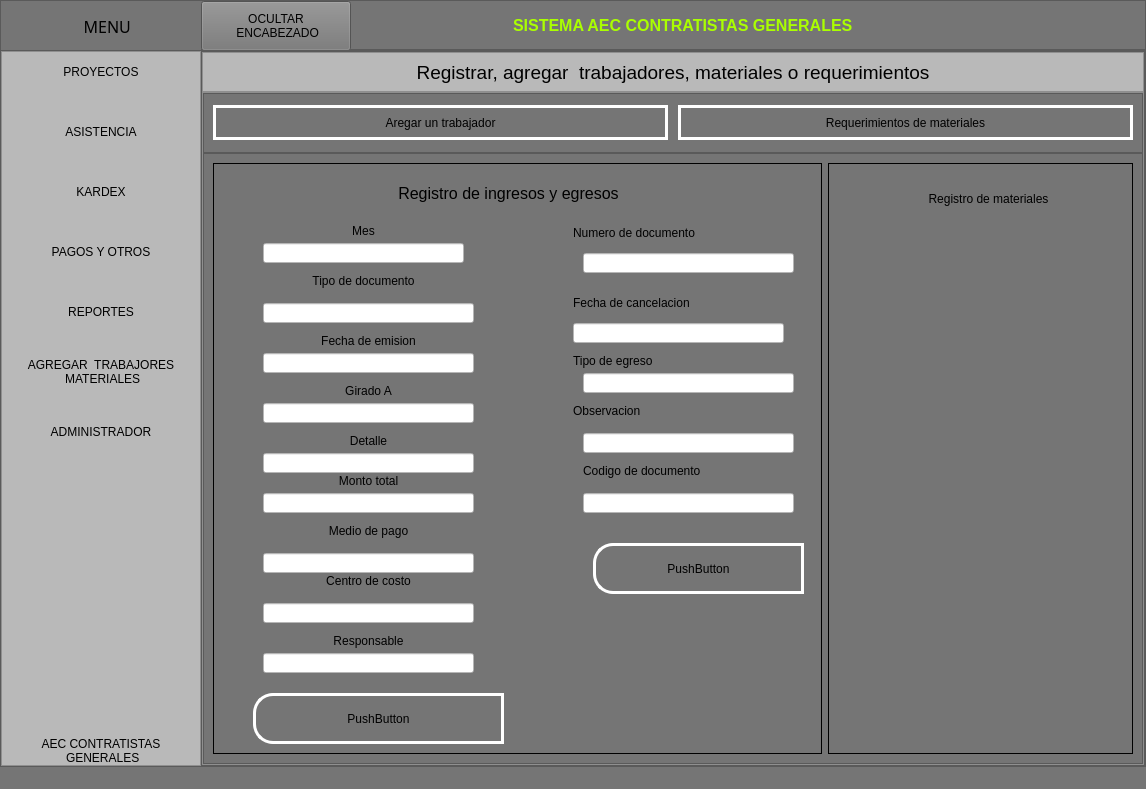
Romehe369/aec_contrastistas_g, file ui_files/menu.ui: the form before one commit.
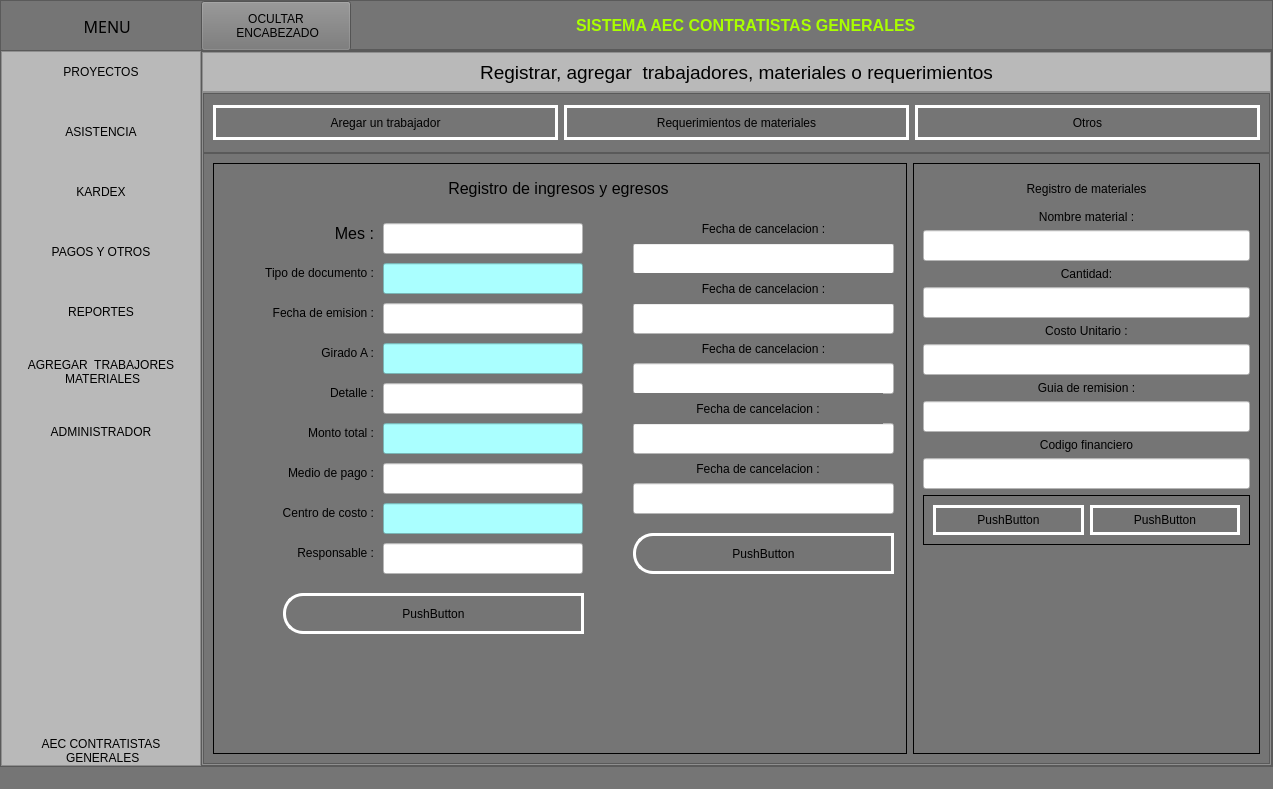
The form after the commit. The open tabs and pages were chosen to show the change. Icons and pictures are not drawn.

Patch:
```diff
--- a/ui_files/menu.ui
+++ b/ui_files/menu.ui
@@ -6,7 +6,7 @@
    <rect>
     <x>0</x>
     <y>0</y>
-    <width>1146</width>
+    <width>1273</width>
     <height>789</height>
    </rect>
   </property>
@@ -874,9 +874,6 @@
                     <enum>QFrame::Raised</enum>
                    </property>
                    <layout class="QHBoxLayout" name="horizontalLayout_5">
-                    <property name="spacing">
-                     <number>10</number>
-                    </property>
                     <item>
                      <widget class="QPushButton" name="btn_agregar_trabajador">
                       <property name="minimumSize">
@@ -921,6 +918,28 @@
                       </property>
                      </widget>
                     </item>
+                    <item>
+                     <widget class="QPushButton" name="pushButton_9">
+                      <property name="minimumSize">
+                       <size>
+                        <width>0</width>
+                        <height>35</height>
+                       </size>
+                      </property>
+                      <property name="maximumSize">
+                       <size>
+                        <width>16777215</width>
+                        <height>35</height>
+                       </size>
+                      </property>
+                      <property name="styleSheet">
+                       <string notr="true"/>
+                      </property>
+                      <property name="text">
+                       <string>Otros</string>
+                      </property>
+                     </widget>
+                    </item>
                    </layout>
                   </widget>
                  </item>
@@ -960,10 +979,10 @@
                       <widget class="QLabel" name="label_7">
                        <property name="geometry">
                         <rect>
-                         <x>40</x>
-                         <y>20</y>
-                         <width>511</width>
-                         <height>20</height>
+                         <x>10</x>
+                         <y>10</y>
+                         <width>671</width>
+                         <height>31</height>
                         </rect>
                        </property>
                        <property name="font">
@@ -976,8 +995,7 @@
                         </font>
                        </property>
                        <property name="styleSheet">
-                        <string notr="true">font: 12pt &quot;MS Shell Dlg 2&quot;;
-border: None;</string>
+                        <string notr="true"/>
                        </property>
                        <property name="text">
                         <string>Registro de ingresos y egresos</string>
@@ -989,384 +1007,478 @@
                       <widget class="QLabel" name="label_14">
                        <property name="geometry">
                         <rect>
-                         <x>50</x>
+                         <x>10</x>
                          <y>60</y>
-                         <width>201</width>
-                         <height>16</height>
+                         <width>151</width>
+                         <height>20</height>
                         </rect>
                        </property>
+                       <property name="font">
+                        <font>
+                         <family>MS Shell Dlg 2</family>
+                         <pointsize>12</pointsize>
+                         <weight>50</weight>
+                         <italic>false</italic>
+                         <bold>false</bold>
+                        </font>
+                       </property>
                        <property name="text">
-                        <string>Mes</string>
+                        <string>Mes :</string>
                        </property>
                        <property name="alignment">
-                        <set>Qt::AlignCenter</set>
+                        <set>Qt::AlignRight|Qt::AlignTrailing|Qt::AlignVCenter</set>
                        </property>
                       </widget>
                       <widget class="QLabel" name="label_15">
                        <property name="geometry">
                         <rect>
-                         <x>50</x>
-                         <y>110</y>
-                         <width>201</width>
-                         <height>16</height>
+                         <x>10</x>
+                         <y>100</y>
+                         <width>151</width>
+                         <height>20</height>
                         </rect>
                        </property>
                        <property name="text">
-                        <string>Tipo de documento</string>
+                        <string>Tipo de documento :</string>
                        </property>
                        <property name="alignment">
-                        <set>Qt::AlignCenter</set>
+                        <set>Qt::AlignRight|Qt::AlignTrailing|Qt::AlignVCenter</set>
                        </property>
                       </widget>
                       <widget class="QLabel" name="label_16">
                        <property name="geometry">
                         <rect>
-                         <x>50</x>
-                         <y>170</y>
-                         <width>211</width>
-                         <height>16</height>
+                         <x>10</x>
+                         <y>140</y>
+                         <width>151</width>
+                         <height>20</height>
                         </rect>
                        </property>
                        <property name="text">
-                        <string>Fecha de emision</string>
+                        <string>Fecha de emision :</string>
                        </property>
                        <property name="alignment">
-                        <set>Qt::AlignCenter</set>
+                        <set>Qt::AlignRight|Qt::AlignTrailing|Qt::AlignVCenter</set>
                        </property>
                       </widget>
                       <widget class="QLabel" name="label_17">
                        <property name="geometry">
                         <rect>
-                         <x>50</x>
-                         <y>220</y>
-                         <width>211</width>
-                         <height>16</height>
+                         <x>10</x>
+                         <y>180</y>
+                         <width>151</width>
+                         <height>20</height>
                         </rect>
                        </property>
                        <property name="text">
-                        <string>Girado A</string>
+                        <string>Girado A :</string>
                        </property>
                        <property name="alignment">
-                        <set>Qt::AlignCenter</set>
+                        <set>Qt::AlignRight|Qt::AlignTrailing|Qt::AlignVCenter</set>
                        </property>
                       </widget>
                       <widget class="QLabel" name="label_18">
                        <property name="geometry">
                         <rect>
                          <x>50</x>
-                         <y>270</y>
-                         <width>211</width>
-                         <height>16</height>
+                         <y>220</y>
+                         <width>111</width>
+                         <height>20</height>
                         </rect>
                        </property>
                        <property name="text">
-                        <string>Detalle</string>
+                        <string>Detalle :</string>
                        </property>
                        <property name="alignment">
-                        <set>Qt::AlignCenter</set>
+                        <set>Qt::AlignRight|Qt::AlignTrailing|Qt::AlignVCenter</set>
                        </property>
                       </widget>
                       <widget class="QLabel" name="label_19">
                        <property name="geometry">
                         <rect>
                          <x>50</x>
-                         <y>310</y>
-                         <width>211</width>
-                         <height>16</height>
+                         <y>260</y>
+                         <width>111</width>
+                         <height>20</height>
                         </rect>
                        </property>
                        <property name="text">
-                        <string>Monto total</string>
+                        <string>Monto total :</string>
                        </property>
                        <property name="alignment">
-                        <set>Qt::AlignCenter</set>
+                        <set>Qt::AlignRight|Qt::AlignTrailing|Qt::AlignVCenter</set>
                        </property>
                       </widget>
                       <widget class="QLabel" name="label_20">
                        <property name="geometry">
                         <rect>
-                         <x>50</x>
-                         <y>360</y>
-                         <width>211</width>
-                         <height>16</height>
+                         <x>40</x>
+                         <y>300</y>
+                         <width>121</width>
+                         <height>20</height>
                         </rect>
                        </property>
                        <property name="text">
-                        <string>Medio de pago</string>
+                        <string>Medio de pago :</string>
                        </property>
                        <property name="alignment">
-                        <set>Qt::AlignCenter</set>
+                        <set>Qt::AlignRight|Qt::AlignTrailing|Qt::AlignVCenter</set>
                        </property>
                       </widget>
                       <widget class="QLabel" name="label_21">
                        <property name="geometry">
                         <rect>
-                         <x>50</x>
-                         <y>410</y>
-                         <width>211</width>
-                         <height>16</height>
+                         <x>30</x>
+                         <y>340</y>
+                         <width>131</width>
+                         <height>20</height>
                         </rect>
                        </property>
                        <property name="text">
-                        <string>Centro de costo</string>
+                        <string>Centro de costo :</string>
                        </property>
                        <property name="alignment">
-                        <set>Qt::AlignCenter</set>
+                        <set>Qt::AlignRight|Qt::AlignTrailing|Qt::AlignVCenter</set>
                        </property>
                       </widget>
                       <widget class="QLabel" name="label_22">
                        <property name="geometry">
                         <rect>
                          <x>50</x>
-                         <y>470</y>
-                         <width>211</width>
-                         <height>16</height>
-                        </rect>
-                       </property>
-                       <property name="text">
-                        <string>Responsable</string>
-                       </property>
-                       <property name="alignment">
-                        <set>Qt::AlignCenter</set>
-                       </property>
-                      </widget>
-                      <widget class="QLabel" name="label_23">
-                       <property name="geometry">
-                        <rect>
-                         <x>360</x>
-                         <y>60</y>
-                         <width>221</width>
+                         <y>380</y>
+                         <width>111</width>
                          <height>20</height>
                         </rect>
                        </property>
                        <property name="text">
-                        <string>Numero de documento</string>
+                        <string>Responsable :</string>
+                       </property>
+                       <property name="alignment">
+                        <set>Qt::AlignRight|Qt::AlignTrailing|Qt::AlignVCenter</set>
                        </property>
                       </widget>
                       <widget class="QLineEdit" name="lineEdit_6">
                        <property name="geometry">
                         <rect>
-                         <x>50</x>
-                         <y>80</y>
-                         <width>201</width>
-                         <height>20</height>
+                         <x>170</x>
+                         <y>60</y>
+                         <width>200</width>
+                         <height>31</height>
                         </rect>
                        </property>
+                       <property name="font">
+                        <font>
+                         <family>MS Shell Dlg 2</family>
+                         <pointsize>12</pointsize>
+                         <weight>50</weight>
+                         <italic>false</italic>
+                         <bold>false</bold>
+                        </font>
+                       </property>
                       </widget>
                       <widget class="QLineEdit" name="lineEdit_7">
                        <property name="geometry">
                         <rect>
-                         <x>50</x>
-                         <y>140</y>
-                         <width>211</width>
-                         <height>20</height>
+                         <x>170</x>
+                         <y>100</y>
+                         <width>200</width>
+                         <height>31</height>
                         </rect>
                        </property>
+                       <property name="font">
+                        <font>
+                         <pointsize>12</pointsize>
+                        </font>
+                       </property>
+                       <property name="styleSheet">
+                        <string notr="true">background-color: rgb(170, 255, 255);</string>
+                       </property>
                       </widget>
                       <widget class="QLineEdit" name="lineEdit_8">
                        <property name="geometry">
                         <rect>
-                         <x>50</x>
-                         <y>190</y>
-                         <width>211</width>
-                         <height>20</height>
+                         <x>170</x>
+                         <y>140</y>
+                         <width>200</width>
+                         <height>31</height>
                         </rect>
                        </property>
+                       <property name="font">
+                        <font>
+                         <pointsize>12</pointsize>
+                        </font>
+                       </property>
                       </widget>
                       <widget class="QLineEdit" name="lineEdit_9">
                        <property name="geometry">
                         <rect>
-                         <x>50</x>
-                         <y>240</y>
-                         <width>211</width>
-                         <height>20</height>
+                         <x>170</x>
+                         <y>180</y>
+                         <width>200</width>
+                         <height>31</height>
                         </rect>
                        </property>
+                       <property name="font">
+                        <font>
+                         <pointsize>12</pointsize>
+                        </font>
+                       </property>
+                       <property name="styleSheet">
+                        <string notr="true">background-color: rgb(170, 255, 255);</string>
+                       </property>
                       </widget>
                       <widget class="QLineEdit" name="lineEdit_10">
                        <property name="geometry">
                         <rect>
-                         <x>50</x>
-                         <y>290</y>
-                         <width>211</width>
-                         <height>20</height>
+                         <x>170</x>
+                         <y>220</y>
+                         <width>200</width>
+                         <height>31</height>
                         </rect>
                        </property>
+                       <property name="font">
+                        <font>
+                         <pointsize>12</pointsize>
+                        </font>
+                       </property>
                       </widget>
                       <widget class="QLineEdit" name="lineEdit_11">
                        <property name="geometry">
                         <rect>
-                         <x>50</x>
-                         <y>330</y>
-                         <width>211</width>
-                         <height>20</height>
+                         <x>170</x>
+                         <y>260</y>
+                         <width>200</width>
+                         <height>31</height>
                         </rect>
                        </property>
+                       <property name="font">
+                        <font>
+                         <pointsize>12</pointsize>
+                        </font>
+                       </property>
+                       <property name="styleSheet">
+                        <string notr="true">background-color: rgb(170, 255, 255);</string>
+                       </property>
                       </widget>
                       <widget class="QLineEdit" name="lineEdit_12">
                        <property name="geometry">
                         <rect>
-                         <x>50</x>
-                         <y>390</y>
-                         <width>211</width>
-                         <height>20</height>
+                         <x>170</x>
+                         <y>300</y>
+                         <width>200</width>
+                         <height>31</height>
                         </rect>
                        </property>
+                       <property name="font">
+                        <font>
+                         <pointsize>12</pointsize>
+                        </font>
+                       </property>
                       </widget>
                       <widget class="QLineEdit" name="lineEdit_13">
                        <property name="geometry">
                         <rect>
-                         <x>50</x>
-                         <y>440</y>
-                         <width>211</width>
-                         <height>20</height>
+                         <x>170</x>
+                         <y>340</y>
+                         <width>200</width>
+                         <height>31</height>
                         </rect>
                        </property>
+                       <property name="font">
+                        <font>
+                         <pointsize>12</pointsize>
+                        </font>
+                       </property>
+                       <property name="styleSheet">
+                        <string notr="true">background-color: rgb(170, 255, 255);</string>
+                       </property>
                       </widget>
                       <widget class="QLineEdit" name="lineEdit_14">
                        <property name="geometry">
                         <rect>
-                         <x>50</x>
-                         <y>490</y>
-                         <width>211</width>
-                         <height>20</height>
+                         <x>170</x>
+                         <y>380</y>
+                         <width>200</width>
+                         <height>31</height>
                         </rect>
                        </property>
-                      </widget>
-                      <widget class="QLineEdit" name="lineEdit_15">
-                       <property name="geometry">
-                        <rect>
-                         <x>370</x>
-                         <y>90</y>
-                         <width>211</width>
-                         <height>20</height>
-                        </rect>
-                       </property>
-                      </widget>
-                      <widget class="QLabel" name="label_24">
-                       <property name="geometry">
-                        <rect>
-                         <x>360</x>
-                         <y>130</y>
-                         <width>221</width>
-                         <height>20</height>
-                        </rect>
-                       </property>
-                       <property name="text">
-                        <string>Fecha de cancelacion</string>
-                       </property>
-                      </widget>
-                      <widget class="QLabel" name="label_25">
-                       <property name="geometry">
-                        <rect>
-                         <x>360</x>
-                         <y>190</y>
-                         <width>221</width>
-                         <height>16</height>
-                        </rect>
-                       </property>
-                       <property name="text">
-                        <string>Tipo de egreso</string>
-                       </property>
-                      </widget>
-                      <widget class="QLabel" name="label_26">
-                       <property name="geometry">
-                        <rect>
-                         <x>360</x>
-                         <y>240</y>
-                         <width>221</width>
-                         <height>16</height>
-                        </rect>
-                       </property>
-                       <property name="text">
-                        <string>Observacion</string>
-                       </property>
-                      </widget>
-                      <widget class="QLabel" name="label_27">
-                       <property name="geometry">
-                        <rect>
-                         <x>370</x>
-                         <y>300</y>
-                         <width>211</width>
-                         <height>16</height>
-                        </rect>
-                       </property>
-                       <property name="text">
-                        <string>Codigo de documento</string>
-                       </property>
-                      </widget>
-                      <widget class="QLineEdit" name="lineEdit_16">
-                       <property name="geometry">
-                        <rect>
-                         <x>360</x>
-                         <y>160</y>
-                         <width>211</width>
-                         <height>20</height>
-                        </rect>
-                       </property>
-                      </widget>
-                      <widget class="QLineEdit" name="lineEdit_17">
-                       <property name="geometry">
-                        <rect>
-                         <x>370</x>
-                         <y>210</y>
-                         <width>211</width>
-                         <height>20</height>
-                        </rect>
-                       </property>
-                      </widget>
-                      <widget class="QLineEdit" name="lineEdit_18">
-                       <property name="geometry">
-                        <rect>
-                         <x>370</x>
-                         <y>270</y>
-                         <width>211</width>
-                         <height>20</height>
-                        </rect>
-                       </property>
-                      </widget>
-                      <widget class="QLineEdit" name="lineEdit_19">
-                       <property name="geometry">
-                        <rect>
-                         <x>370</x>
-                         <y>330</y>
-                         <width>211</width>
-                         <height>20</height>
-                        </rect>
+                       <property name="font">
+                        <font>
+                         <pointsize>12</pointsize>
+                        </font>
                        </property>
                       </widget>
                       <widget class="QPushButton" name="pushButton_3">
                        <property name="geometry">
                         <rect>
-                         <x>40</x>
-                         <y>530</y>
-                         <width>251</width>
-                         <height>51</height>
+                         <x>70</x>
+                         <y>430</y>
+                         <width>301</width>
+                         <height>41</height>
                         </rect>
                        </property>
                        <property name="text">
                         <string>PushButton</string>
                        </property>
                       </widget>
-                      <widget class="QPushButton" name="pushButton_12">
+                      <widget class="QPushButton" name="pushButton_13">
                        <property name="geometry">
                         <rect>
-                         <x>380</x>
-                         <y>380</y>
-                         <width>211</width>
-                         <height>51</height>
+                         <x>420</x>
+                         <y>370</y>
+                         <width>261</width>
+                         <height>41</height>
                         </rect>
                        </property>
                        <property name="text">
                         <string>PushButton</string>
                        </property>
                       </widget>
+                      <widget class="QLabel" name="label_28">
+                       <property name="geometry">
+                        <rect>
+                         <x>420</x>
+                         <y>290</y>
+                         <width>250</width>
+                         <height>31</height>
+                        </rect>
+                       </property>
+                       <property name="text">
+                        <string>Fecha de cancelacion :</string>
+                       </property>
+                       <property name="alignment">
+                        <set>Qt::AlignCenter</set>
+                       </property>
+                      </widget>
+                      <widget class="QLabel" name="label_29">
+                       <property name="geometry">
+                        <rect>
+                         <x>420</x>
+                         <y>170</y>
+                         <width>261</width>
+                         <height>31</height>
+                        </rect>
+                       </property>
+                       <property name="text">
+                        <string>Fecha de cancelacion :</string>
+                       </property>
+                       <property name="alignment">
+                        <set>Qt::AlignCenter</set>
+                       </property>
+                      </widget>
+                      <widget class="QLineEdit" name="lineEdit_20">
+                       <property name="geometry">
+                        <rect>
+                         <x>420</x>
+                         <y>260</y>
+                         <width>261</width>
+                         <height>31</height>
+                        </rect>
+                       </property>
+                      </widget>
+                      <widget class="QLineEdit" name="lineEdit_21">
+                       <property name="geometry">
+                        <rect>
+                         <x>420</x>
+                         <y>140</y>
+                         <width>261</width>
+                         <height>31</height>
+                        </rect>
+                       </property>
+                      </widget>
+                      <widget class="QLineEdit" name="lineEdit_22">
+                       <property name="geometry">
+                        <rect>
+                         <x>420</x>
+                         <y>200</y>
+                         <width>261</width>
+                         <height>31</height>
+                        </rect>
+                       </property>
+                      </widget>
+                      <widget class="QLabel" name="label_30">
+                       <property name="geometry">
+                        <rect>
+                         <x>420</x>
+                         <y>230</y>
+                         <width>250</width>
+                         <height>31</height>
+                        </rect>
+                       </property>
+                       <property name="text">
+                        <string>Fecha de cancelacion :</string>
+                       </property>
+                       <property name="alignment">
+                        <set>Qt::AlignCenter</set>
+                       </property>
+                      </widget>
+                      <widget class="QLineEdit" name="lineEdit_23">
+                       <property name="geometry">
+                        <rect>
+                         <x>420</x>
+                         <y>80</y>
+                         <width>261</width>
+                         <height>31</height>
+                        </rect>
+                       </property>
+                      </widget>
+                      <widget class="QLabel" name="label_31">
+                       <property name="geometry">
+                        <rect>
+                         <x>420</x>
+                         <y>50</y>
+                         <width>261</width>
+                         <height>31</height>
+                        </rect>
+                       </property>
+                       <property name="text">
+                        <string>Fecha de cancelacion :</string>
+                       </property>
+                       <property name="alignment">
+                        <set>Qt::AlignCenter</set>
+                       </property>
+                      </widget>
+                      <widget class="QLabel" name="label_32">
+                       <property name="geometry">
+                        <rect>
+                         <x>420</x>
+                         <y>110</y>
+                         <width>261</width>
+                         <height>31</height>
+                        </rect>
+                       </property>
+                       <property name="text">
+                        <string>Fecha de cancelacion :</string>
+                       </property>
+                       <property name="alignment">
+                        <set>Qt::AlignCenter</set>
+                       </property>
+                      </widget>
+                      <widget class="QLineEdit" name="lineEdit_24">
+                       <property name="geometry">
+                        <rect>
+                         <x>420</x>
+                         <y>320</y>
+                         <width>261</width>
+                         <height>31</height>
+                        </rect>
+                       </property>
+                      </widget>
                      </widget>
                     </item>
                     <item>
                      <widget class="QFrame" name="frame_7">
                       <property name="styleSheet">
-                       <string notr="true">border:1px solid #000000;</string>
+                       <string notr="true">QFrame{
+border:1px solid #000000;
+}
+QLabel{
+border: none;
+font: 12pt &quot;MS Shell Dlg 2&quot;;
+}
+QLineEdit{
+background-color: rgb(255, 255, 255);
+}</string>
                       </property>
                       <property name="frameShape">
                        <enum>QFrame::StyledPanel</enum>
@@ -1374,26 +1486,180 @@
                       <property name="frameShadow">
                        <enum>QFrame::Raised</enum>
                       </property>
-                      <widget class="QLabel" name="label_8">
-                       <property name="geometry">
-                        <rect>
-                         <x>30</x>
-                         <y>20</y>
-                         <width>261</width>
-                         <height>31</height>
-                        </rect>
-                       </property>
-                       <property name="styleSheet">
-                        <string notr="true">font: 12pt &quot;MS Shell Dlg 2&quot;;
-border: None;</string>
-                       </property>
-                       <property name="text">
-                        <string>Registro de materiales</string>
-                       </property>
-                       <property name="alignment">
-                        <set>Qt::AlignCenter</set>
-                       </property>
-                      </widget>
+                      <layout class="QVBoxLayout" name="verticalLayout_18">
+                       <item>
+                        <widget class="QLabel" name="label_8">
+                         <property name="minimumSize">
+                          <size>
+                           <width>0</width>
+                           <height>31</height>
+                          </size>
+                         </property>
+                         <property name="text">
+                          <string>Registro de materiales</string>
+                         </property>
+                         <property name="alignment">
+                          <set>Qt::AlignCenter</set>
+                         </property>
+                        </widget>
+                       </item>
+                       <item>
+                        <widget class="QLabel" name="label_23">
+                         <property name="text">
+                          <string>Nombre material :</string>
+                         </property>
+                         <property name="alignment">
+                          <set>Qt::AlignCenter</set>
+                         </property>
+                        </widget>
+                       </item>
+                       <item>
+                        <widget class="QLineEdit" name="lineEdit_15">
+                         <property name="minimumSize">
+                          <size>
+                           <width>0</width>
+                           <height>31</height>
+                          </size>
+                         </property>
+                        </widget>
+                       </item>
+                       <item>
+                        <widget class="QLabel" name="label_24">
+                         <property name="text">
+                          <string>Cantidad:</string>
+                         </property>
+                         <property name="alignment">
+                          <set>Qt::AlignCenter</set>
+                         </property>
+                        </widget>
+                       </item>
+                       <item>
+                        <widget class="QLineEdit" name="lineEdit_16">
+                         <property name="minimumSize">
+                          <size>
+                           <width>0</width>
+                           <height>31</height>
+                          </size>
+                         </property>
+                        </widget>
+                       </item>
+                       <item>
+                        <widget class="QLabel" name="label_25">
+                         <property name="text">
+                          <string>Costo Unitario :</string>
+                         </property>
+                         <property name="alignment">
+                          <set>Qt::AlignCenter</set>
+                         </property>
+                        </widget>
+                       </item>
+                       <item>
+                        <widget class="QLineEdit" name="lineEdit_17">
+                         <property name="minimumSize">
+                          <size>
+                           <width>0</width>
+                           <height>31</height>
+                          </size>
+                         </property>
+                        </widget>
+                       </item>
+                       <item>
+                        <widget class="QLabel" name="label_26">
+                         <property name="text">
+                          <string>Guia de remision :</string>
+                         </property>
+                         <property name="alignment">
+                          <set>Qt::AlignCenter</set>
+                         </property>
+                        </widget>
+                       </item>
+                       <item>
+                        <widget class="QLineEdit" name="lineEdit_18">
+                         <property name="minimumSize">
+                          <size>
+                           <width>0</width>
+                           <height>31</height>
+                          </size>
+                         </property>
+                        </widget>
+                       </item>
+                       <item>
+                        <widget class="QLabel" name="label_27">
+                         <property name="text">
+                          <string>Codigo financiero</string>
+                         </property>
+                         <property name="alignment">
+                          <set>Qt::AlignCenter</set>
+                         </property>
+                        </widget>
+                       </item>
+                       <item>
+                        <widget class="QLineEdit" name="lineEdit_19">
+                         <property name="minimumSize">
+                          <size>
+                           <width>0</width>
+                           <height>31</height>
+                          </size>
+                         </property>
+                        </widget>
+                       </item>
+                       <item>
+                        <widget class="QFrame" name="frame_8">
+                         <property name="styleSheet">
+                          <string notr="true">QFrame{
+border: 0xp;
+}</string>
+                         </property>
+                         <property name="frameShape">
+                          <enum>QFrame::StyledPanel</enum>
+                         </property>
+                         <property name="frameShadow">
+                          <enum>QFrame::Raised</enum>
+                         </property>
+                         <layout class="QHBoxLayout" name="horizontalLayout_7">
+                          <item>
+                           <widget class="QPushButton" name="pushButton_12">
+                            <property name="minimumSize">
+                             <size>
+                              <width>0</width>
+                              <height>30</height>
+                             </size>
+                            </property>
+                            <property name="text">
+                             <string>PushButton</string>
+                            </property>
+                           </widget>
+                          </item>
+                          <item>
+                           <widget class="QPushButton" name="pushButton_14">
+                            <property name="minimumSize">
+                             <size>
+                              <width>0</width>
+                              <height>30</height>
+                             </size>
+                            </property>
+                            <property name="text">
+                             <string>PushButton</string>
+                            </property>
+                           </widget>
+                          </item>
+                         </layout>
+                        </widget>
+                       </item>
+                       <item>
+                        <spacer name="verticalSpacer_2">
+                         <property name="orientation">
+                          <enum>Qt::Vertical</enum>
+                         </property>
+                         <property name="sizeHint" stdset="0">
+                          <size>
+                           <width>20</width>
+                           <height>169</height>
+                          </size>
+                         </property>
+                        </spacer>
+                       </item>
+                      </layout>
                      </widget>
                     </item>
                    </layout>
```
Left out of the diff: 3 changed lines with no effect on the pictures.
